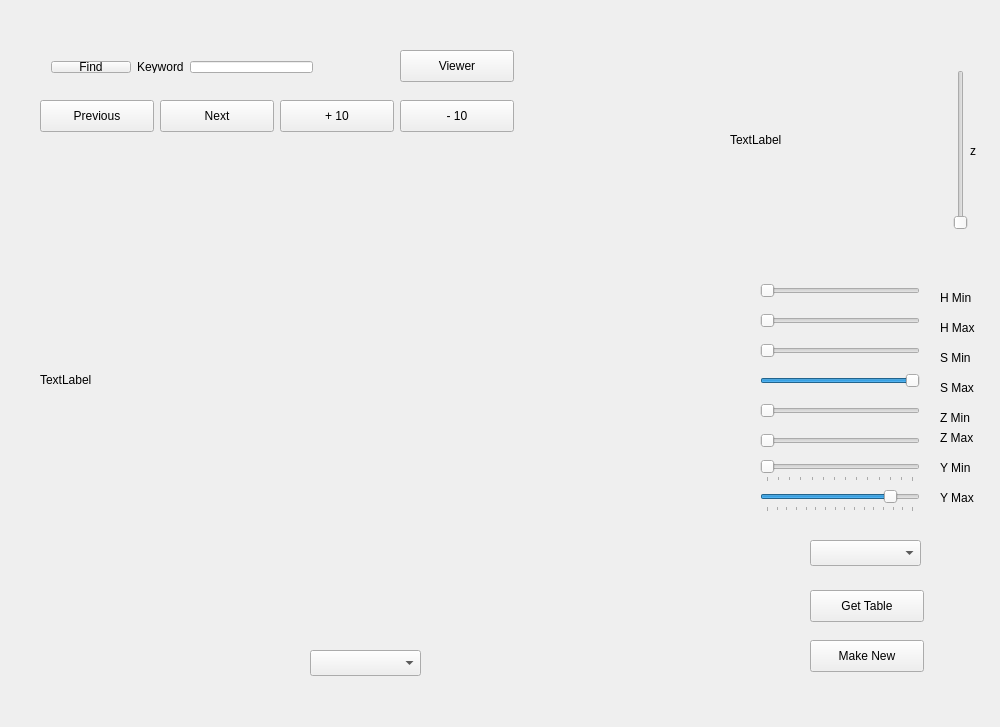
Qt form colorcreator.ui (northern-bites/nbites) before a commit.
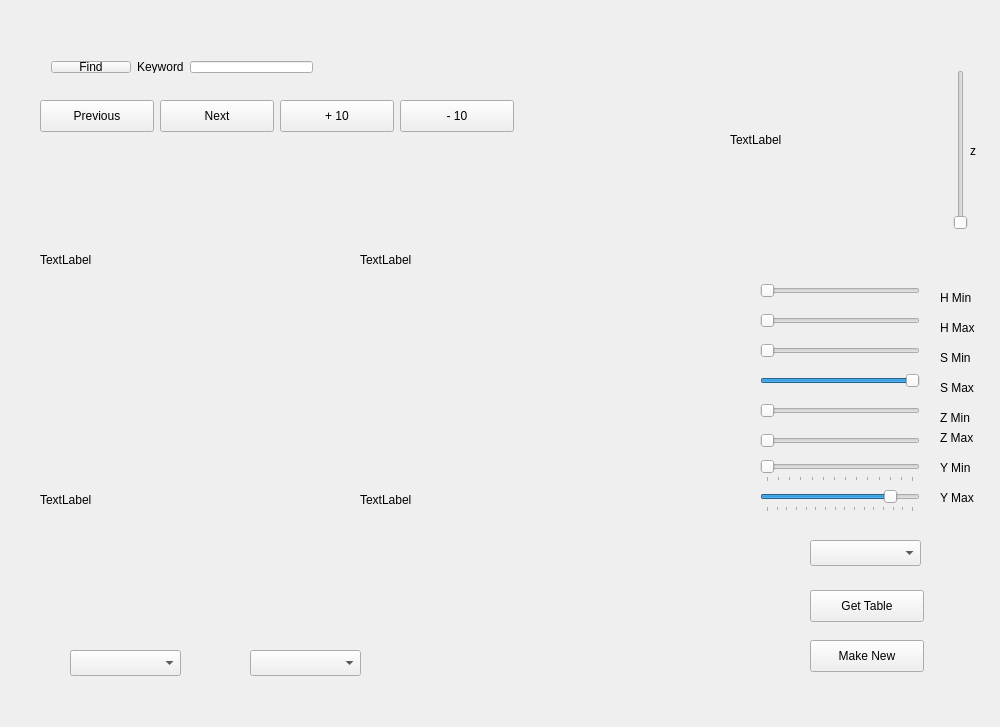
The same form after that commit.

```diff
--- a/colorcreator.ui
+++ b/colorcreator.ui
@@ -209,8 +209,8 @@
     <rect>
      <x>40</x>
      <y>140</y>
-     <width>640</width>
-     <height>480</height>
+     <width>320</width>
+     <height>240</height>
     </rect>
    </property>
    <property name="text">
@@ -220,7 +220,7 @@
   <widget class="QComboBox" name="viewChoice">
    <property name="geometry">
     <rect>
-     <x>310</x>
+     <x>70</x>
      <y>650</y>
      <width>111</width>
      <height>26</height>
@@ -454,17 +454,53 @@
     <string>- 10</string>
    </property>
   </widget>
-  <widget class="QPushButton" name="viewer">
+  <widget class="QLabel" name="view2">
    <property name="geometry">
     <rect>
-     <x>400</x>
-     <y>50</y>
-     <width>114</width>
-     <height>32</height>
+     <x>360</x>
+     <y>140</y>
+     <width>320</width>
+     <height>240</height>
     </rect>
    </property>
    <property name="text">
-    <string>Viewer</string>
+    <string>TextLabel</string>
+   </property>
+  </widget>
+  <widget class="QLabel" name="view3">
+   <property name="geometry">
+    <rect>
+     <x>40</x>
+     <y>380</y>
+     <width>320</width>
+     <height>240</height>
+    </rect>
+   </property>
+   <property name="text">
+    <string>TextLabel</string>
+   </property>
+  </widget>
+  <widget class="QLabel" name="view4">
+   <property name="geometry">
+    <rect>
+     <x>360</x>
+     <y>380</y>
+     <width>320</width>
+     <height>240</height>
+    </rect>
+   </property>
+   <property name="text">
+    <string>TextLabel</string>
+   </property>
+  </widget>
+  <widget class="QComboBox" name="channel">
+   <property name="geometry">
+    <rect>
+     <x>250</x>
+     <y>650</y>
+     <width>111</width>
+     <height>26</height>
+    </rect>
    </property>
   </widget>
  </widget>
```
